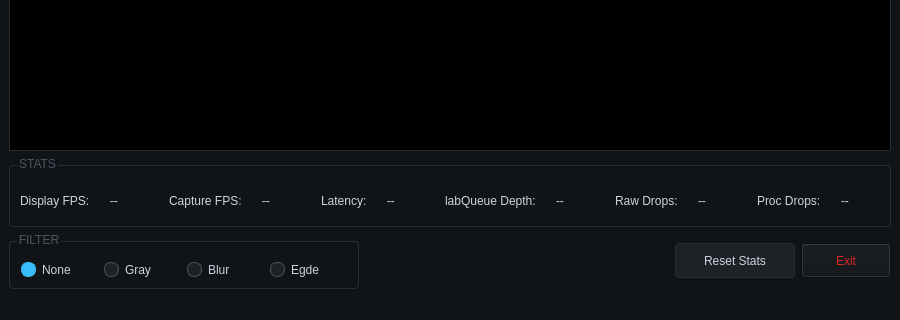
payman-ap/CameraConsole, file forms/mainwindow.ui: the form before one commit; both pictures show x 0 to 900 and y 300 to 620 of the 900 by 620 pixel window.
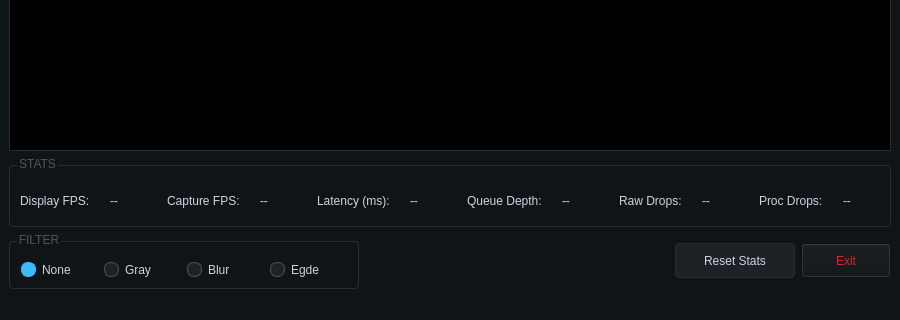
The form after the commit.

Commit message: UI 1st update, all overlays work, compiled

The edit to the form file:
```diff
--- a/forms/mainwindow.ui
+++ b/forms/mainwindow.ui
@@ -175,7 +175,7 @@
 }</string>
          </property>
          <property name="text">
-          <string>Latency:</string>
+          <string>Latency (ms):</string>
          </property>
         </widget>
        </item>
@@ -201,7 +201,7 @@
 }</string>
          </property>
          <property name="text">
-          <string>labQueue Depth:</string>
+          <string>Queue Depth:</string>
          </property>
         </widget>
        </item>
```
The commit also changes 1 other file.
